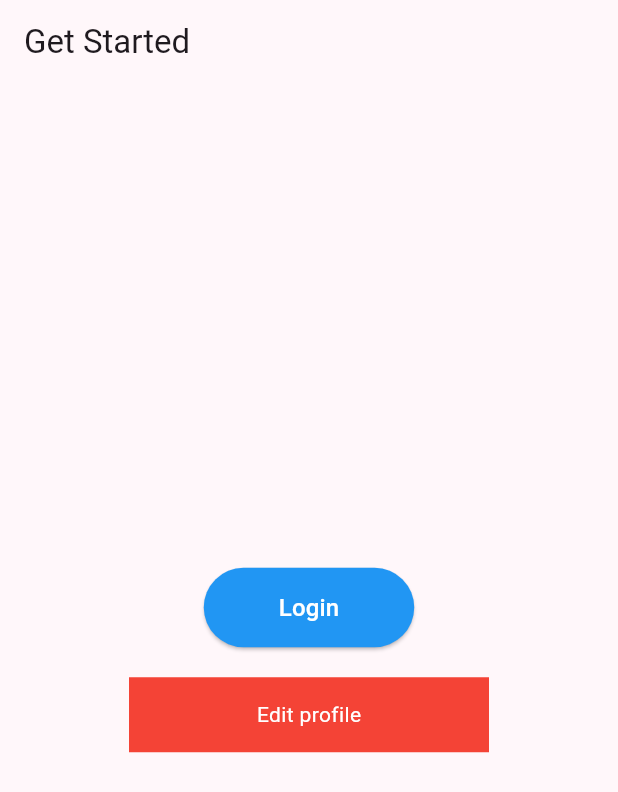
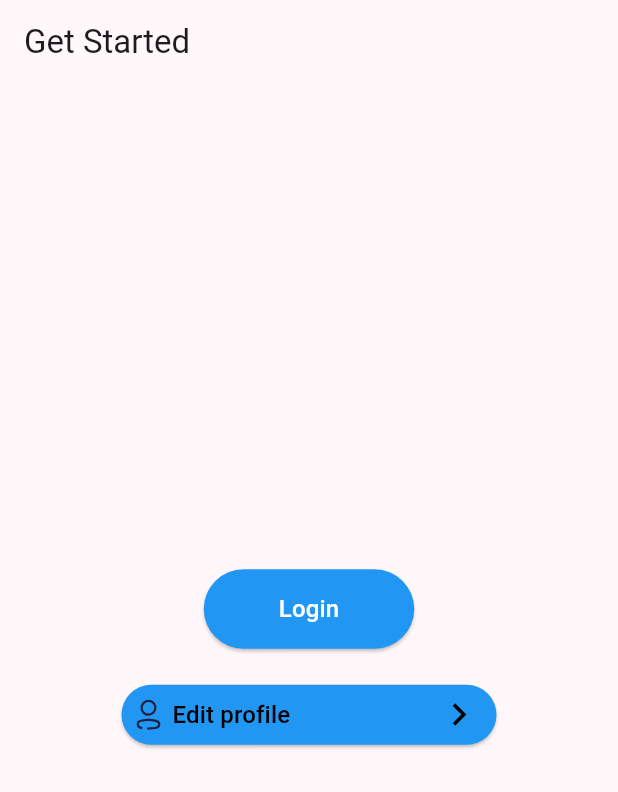
Before and after one commit to Bentanik/exe02_fe_mobile, a Flutter app: the screen it shows after launch, on a phone screen of 412 x 824 dp. Shown: the top 792 px of the screen. Run offline on Flutter 3.47's test engine with Material 3 defaults, Android fonts, the phone set to English and light mode, and no system bars; our stand-ins replace flutter_svg.

Commit message:
finished profile button component

```diff
--- a/lib/common/helpers/routes.dart
+++ b/lib/common/helpers/routes.dart
@@ -3,7 +3,7 @@ import 'package:flutter/material.dart';
 
 class Routes {
   static Future<void> navigateToPage(BuildContext context, Widget page) async {
-    await Future.delayed(const Duration(seconds: 2));
+    await Future.delayed(const Duration(seconds: 1));
     Navigator.push(
       context,
       MaterialPageRoute(builder: (context) => page),
--- a/lib/common/widget/button.dart
+++ b/lib/common/widget/button.dart
@@ -20,19 +20,19 @@ class Button extends StatefulWidget {
 }
 
 class _LoadingButtonState extends State<Button> {
-  bool _isLoading = false; // Trạng thái loading
+  bool _isLoading = false;
 
   Future<void> _handlePress() async {
-    if (_isLoading) return; // Tránh nhấn nhiều lần
+    if (_isLoading) return;
 
     setState(() {
-      _isLoading = true; // Bắt đầu loading
+      _isLoading = true;
     });
 
-    await widget.onPressed(); // Thực thi callback
+    await widget.onPressed();
 
     setState(() {
-      _isLoading = false; // Kết thúc loading
+      _isLoading = false;
     });
   }
 
--- a/lib/common/widget/drop_down.dart
+++ /dev/null
@@ -1,33 +0,0 @@
-import 'package:exe02_fe_mobile/core/configs/theme/app_theme.dart';
-import 'package:flutter/cupertino.dart';
-import 'package:flutter/material.dart';
-
-class DropDown extends StatelessWidget {
-  const DropDown() : super();
-
-  @override
-  Widget build(BuildContext context) {
-    return Row(
-      mainAxisAlignment: MainAxisAlignment.center,
-      children: [
-        Container(
-          color: Colors.red,
-          width: 240,
-          height: 50,
-          child: Row(
-            mainAxisAlignment: MainAxisAlignment.center,
-            children: [
-              Text(
-                'Edit profile',
-                style: TextStyle(
-                  color: Colors.white,
-
-                )
-              )
-            ],
-          ),
-        ),
-      ],
-    );
-  }
-}
--- /dev/null
+++ b/lib/common/widget/profile_button.dart
@@ -0,0 +1,80 @@
+
+import 'package:flutter/cupertino.dart';
+import 'package:flutter/material.dart';
+
+
+class ProfileButton extends StatefulWidget {
+  final String text;
+  final Future<void> Function() onPressed; // Nhận callback async
+  final Color backgroundColor;
+  final Color textColor;
+  final Widget? icon;
+
+  const ProfileButton({
+    Key? key,
+    required this.text,
+    required this.onPressed,
+    required this.icon,
+    this.backgroundColor = Colors.blue,
+    this.textColor = Colors.black,
+  }) : super(key: key);
+
+  @override
+  State<ProfileButton> createState() => _LoadingButtonState();
+}
+
+class _LoadingButtonState extends State<ProfileButton> {
+  bool _isLoading = false;
+
+  Future<void> _handlePress() async {
+    if (_isLoading) return;
+
+    setState(() {
+      _isLoading = true;
+    });
+
+    await widget.onPressed();
+
+    setState(() {
+      _isLoading = false;
+    });
+  }
+
+  @override
+  Widget build(BuildContext context) {
+    return SizedBox(
+      width: 250,
+      child: ElevatedButton(
+        onPressed: _isLoading ? null : _handlePress,
+        style: ElevatedButton.styleFrom(
+          backgroundColor: widget.backgroundColor,
+          padding: const EdgeInsets.symmetric(vertical: 5, horizontal: 10),
+        ),
+        child: _isLoading
+            ? const SizedBox(
+          child: CircularProgressIndicator(
+            strokeWidth: 2,
+            color: Colors.red,
+          ),
+        )
+            :
+        Row(
+          mainAxisAlignment: MainAxisAlignment.spaceBetween,
+          children: [
+            Row(
+              children: [
+                widget.icon ?? const SizedBox(),
+                const SizedBox(width: 8),
+                Text(
+                  widget.text,
+                  style: TextStyle(color: widget.textColor, fontSize: 16),
+                ),
+              ],
+            ),
+            Icon(Icons.chevron_right, color: widget.textColor, size: 30,),
+          ],
+        ),
+      ),
+    );
+  }
+}
--- /dev/null
+++ b/lib/core/configs/assets/app_vectors.dart
@@ -0,0 +1,5 @@
+class AppVector {
+  static const String basePath = 'assets/vectors/';
+  static const String format = '.svg';
+  static const String User_icon = '${basePath}user_icon$format';
+}
--- a/lib/presentation/intro/pages/get_started.dart
+++ b/lib/presentation/intro/pages/get_started.dart
@@ -1,8 +1,10 @@
 import 'package:exe02_fe_mobile/common/helpers/routes.dart';
 import 'package:exe02_fe_mobile/common/widget/button.dart'; // Import LoadingButton
-import 'package:exe02_fe_mobile/common/widget/drop_down.dart';
+import 'package:exe02_fe_mobile/common/widget/profile_button.dart';
+import 'package:exe02_fe_mobile/core/configs/assets/app_vectors.dart';
 import 'package:exe02_fe_mobile/presentation/intro/pages/authen/login.dart';
 import 'package:flutter/material.dart';
+import 'package:flutter_svg/flutter_svg.dart';
 
 class GetStartedPage extends StatelessWidget {
   const GetStartedPage({super.key});
@@ -22,7 +24,11 @@ class GetStartedPage extends StatelessWidget {
               textColor: Colors.white,
             ),
             const SizedBox(height: 20),
-            const DropDown(),
+            ProfileButton(
+                text: 'Edit profile',
+                onPressed: () => Routes.navigateToPage(context, Login()),
+                icon: SvgPicture.asset(AppVector.User_icon),
+            ),
           ],
         ),
       ),
--- a/pubspec.yaml
+++ b/pubspec.yaml
@@ -32,6 +32,7 @@ dependencies:
     sdk: flutter
 
   cupertino_icons: ^1.0.8
+  flutter_svg:
 
 dev_dependencies:
   flutter_test:
@@ -44,8 +45,6 @@ flutter:
   uses-material-design: true
 
   assets:
-    - assets/fonts/
-    - assets/images/
     - assets/vectors/
 
   # An image asset can refer to one or more resolution-specific "variants", see
```
Also changed, not shown: assets/vectors/user_icon.svg (added), lib/core/configs/assets/fonts/app_fonts.dart (deleted), lib/core/configs/assets/images/app_images.dart (deleted), lib/core/configs/assets/vectors/app_vectors.dart (deleted), pubspec.lock.
